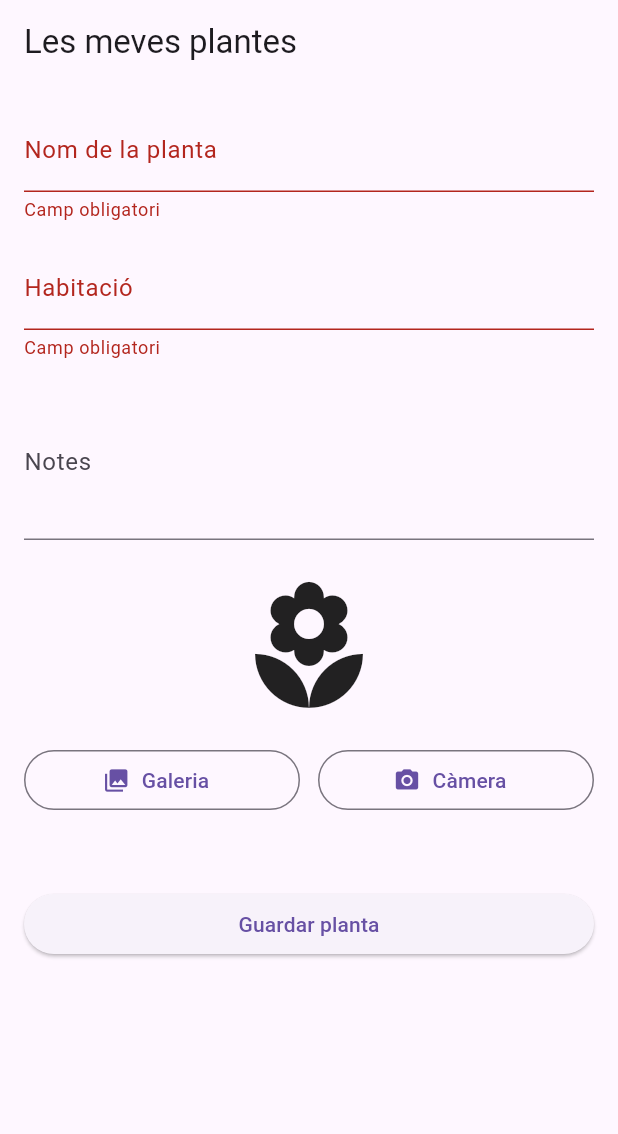
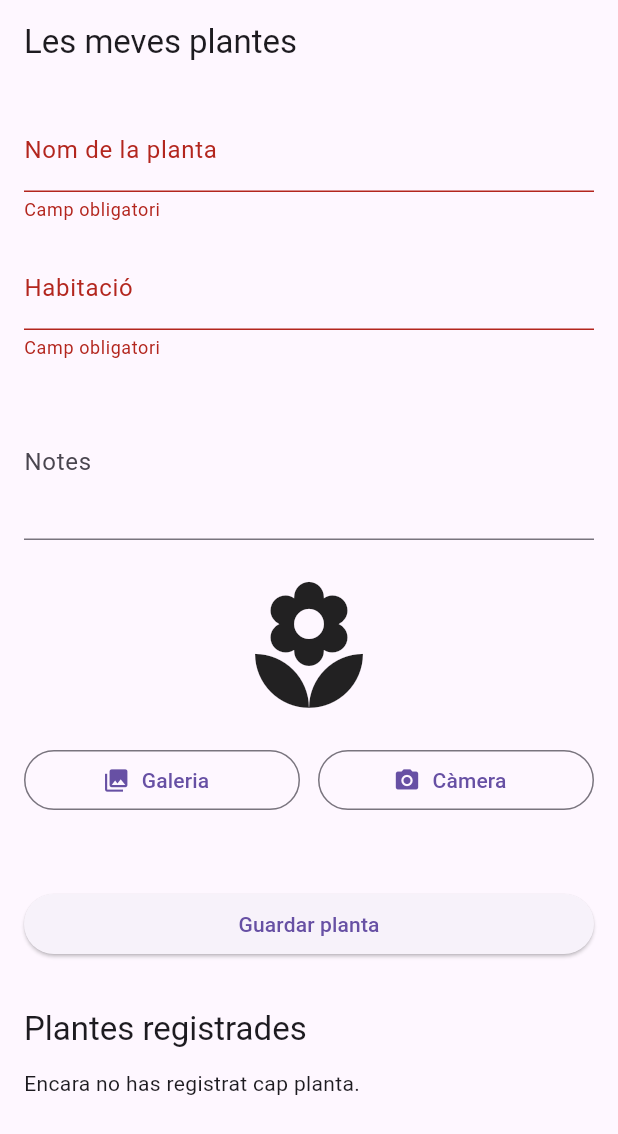
Before and after one commit to jmtolsa/plants-tracker-app, a Flutter app: the screen it shows after launch, after a tap on "Guardar planta", on a phone screen of 412 x 824 dp. Shown: the top 1134 px of the screen. Run offline on Flutter 3.47's test engine with Material 3 defaults, Android fonts, the phone set to English and light mode, and no system bars; our stand-ins replace dio, freezed_annotation, image_picker.

Commit message:
Add my plants form and local list

```diff
--- a/lib/features/my_plants/presentation/my_plants_screen.dart
+++ b/lib/features/my_plants/presentation/my_plants_screen.dart
@@ -2,6 +2,8 @@ import 'package:flutter/material.dart';
 import 'dart:typed_data';
 
 import 'package:image_picker/image_picker.dart';
+
+import '../domain/my_plant.dart';
 
 class MyPlantsScreen extends StatefulWidget {
   const MyPlantsScreen({super.key});
@@ -28,6 +30,7 @@ class _MyPlantsScreenState extends State<MyPlantsScreen> {
   final ImagePicker _picker = ImagePicker();
   XFile? _file;
   Uint8List? _imageBytes;
+  final List<MyPlant> _myPlants = [];
 
   String? _requiredText(String? value) {
     if (value == null || value.trim().isEmpty) {
@@ -55,14 +58,33 @@ class _MyPlantsScreenState extends State<MyPlantsScreen> {
   }
 
   void _submit() {
-    if (!_formKey.currentState!.validate()) {
-      return;
-    }
+  if (!_formKey.currentState!.validate()) {
+    return;
+  }
+
+    final plantName = _nameController.text.trim();
+
+    final plant = MyPlant(
+      id: DateTime.now().millisecondsSinceEpoch.toString(),
+      name: plantName,
+      room: _roomController.text.trim(),
+      notes: _notesController.text.trim(),
+    );
+
+    setState(() {
+      _myPlants.add(plant);
+
+      _nameController.clear();
+      _roomController.clear();
+      _notesController.clear();
+      _file = null;
+      _imageBytes = null;
+    });
 
     ScaffoldMessenger.of(context).showSnackBar(
       SnackBar(
         content: Text(
-          'Planta registrada: ${_nameController.text}',
+          'Planta registrada: $plantName',
         ),
       ),
     );
@@ -151,6 +173,33 @@ class _MyPlantsScreenState extends State<MyPlantsScreen> {
               onPressed: _submit,
               child: const Text('Guardar planta'),
             ),
+
+            const SizedBox(height: 32),
+
+            Text(
+              'Plantes registrades',
+              style: Theme.of(context).textTheme.titleLarge,
+            ),
+
+            const SizedBox(height: 12),
+
+            if (_myPlants.isEmpty)
+              const Text('Encara no has registrat cap planta.')
+            else
+              ..._myPlants.map(
+                (plant) {
+                  return Card(
+                    child: ListTile(
+                      leading: const Icon(Icons.local_florist),
+                      title: Text(plant.name),
+                      subtitle: Text(
+                        '${plant.room}\n${plant.notes}',
+                      ),
+                      isThreeLine: plant.notes.isNotEmpty,
+                    ),
+                  );
+                },
+              ),
           ],
         ),
       ),
```
